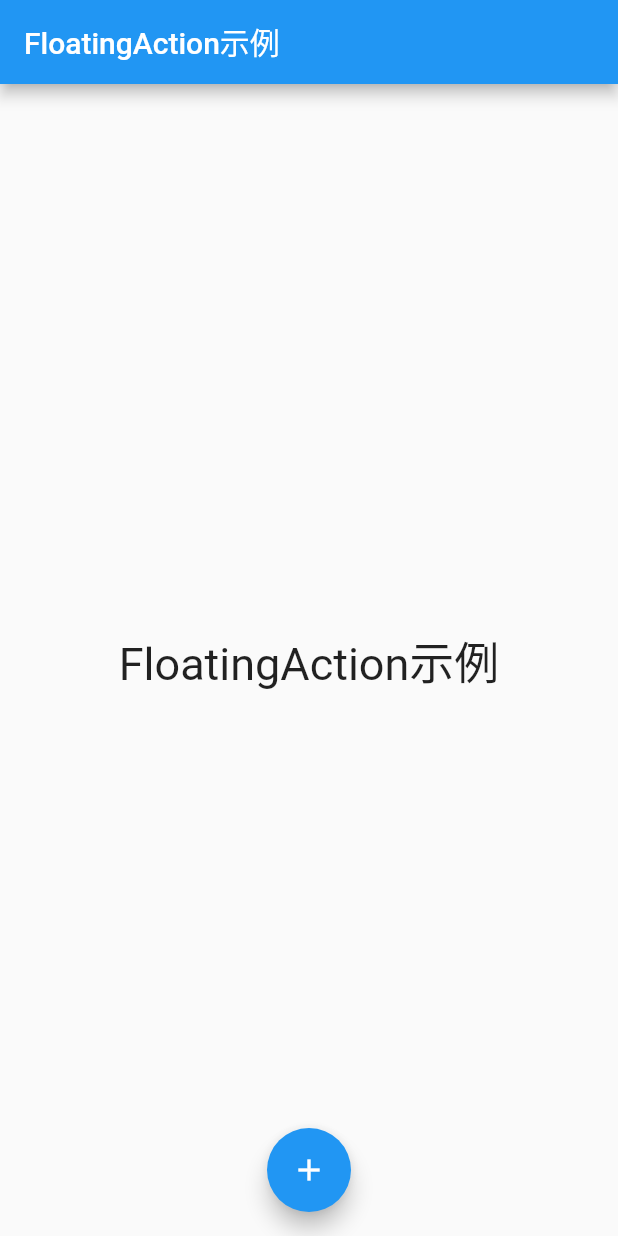
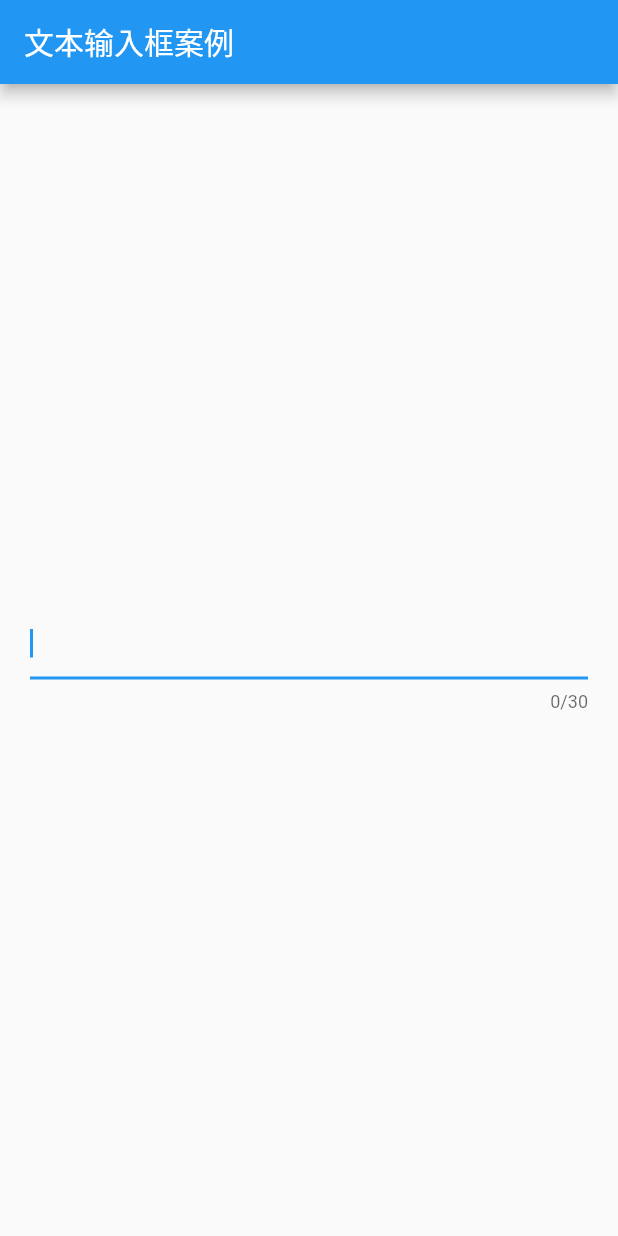
Before and after one commit to snaketzy/Flutter_App, a Flutter app: the screen it shows after launch, on a phone screen of 412 x 824 dp. Run offline on Flutter 3.47's test engine with Material 2 defaults, Android fonts, the phone set to English and light mode, and no system bars.

Commit message:
增加模块

```diff
--- /dev/null
+++ b/bug/lib/mypopupmenubutton.dart
@@ -0,0 +1,36 @@
+import 'package:flutter/material.dart';
+
+enum ConferenceItem {
+  AddMember,
+  LockConference,
+  ModifyLayout,
+  TurnoffAll
+}
+
+// 弹出菜单组件
+class MyPopupMenuButton extends StatelessWidget {
+  @override
+  Widget build(BuildContext context) {
+    return MaterialApp(
+      title: "弹出菜单组件",
+      home: Scaffold(
+        appBar: AppBar(
+          title: Text("弹出菜单组件"),
+        ),
+        body: Center(
+          child: PopupMenuButton<ConferenceItem>(
+            onSelected: (ConferenceItem result){
+              print(result);
+            },
+            itemBuilder: (BuildContext context) => <PopupMenuEntry<ConferenceItem>>[
+              PopupMenuItem<ConferenceItem>(child: Text("添加成员"),value: ConferenceItem.AddMember,),
+              PopupMenuItem<ConferenceItem>(child: Text("锁定会议"),value: ConferenceItem.LockConference,),
+              PopupMenuItem<ConferenceItem>(child: Text("修改布局"),value: ConferenceItem.ModifyLayout,),
+              PopupMenuItem<ConferenceItem>(child: Text("挂断所有"),value: ConferenceItem.TurnoffAll,),
+            ],
+          ),
+          ),
+        ),
+      );
+  }
+}
--- /dev/null
+++ b/bug/lib/mytextfield.dart
@@ -0,0 +1,39 @@
+import 'package:flutter/material.dart';
+
+// 文本输入框案例
+class MyTextField extends StatelessWidget {
+
+  @override
+  Widget build(BuildContext context) {
+      TextEditingController controller = TextEditingController();
+
+      return MaterialApp(
+        title: "文本输入框案例",
+        home: Scaffold(
+          appBar: AppBar(
+            title: Text("文本输入框案例"),
+          ),
+          body: Center(
+            child: Padding(
+              padding:EdgeInsets.all(20),
+              child: TextField(
+                maxLength: 30,
+                maxLines: 1,
+                autocorrect: true,
+                autofocus: true,
+                obscureText: false,
+                textAlign: TextAlign.start,
+                controller: controller,
+                onChanged: (text){
+                  print("改变 ${text}");
+                },
+                onSubmitted: (text) {
+                  print("提交 ${text}");
+                },
+              ),
+            ),
+          ),
+        ),
+      );
+  }
+}
```
Also changed, not shown: bug/lib/main.dart (+13 -1 lines), bug/lib/myalertdialog.dart (added, +33 -0 lines), bug/lib/mycard.dart (added, +24 -0 lines), bug/lib/myflatbutton.dart (added, +24 -0 lines), bug/lib/mysimpledialog.dart (added, +31 -0 lines), bug/lib/mysnackbar.dart (added, +29 -0 lines).
